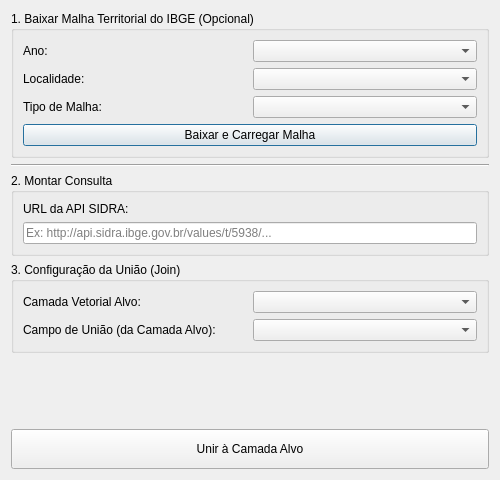
Before: the Qt Designer form ui/main_dialog_base.ui in ghangelo/sidra_connector, drawn with Qt 5.
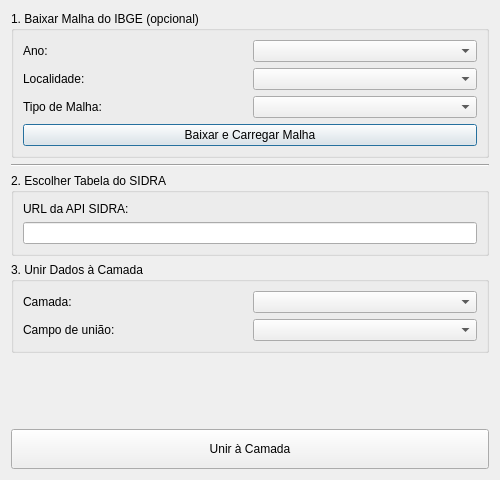
After: the same form once the commit is applied. Custom widgets are drawn as their Qt base class.

The edit to the form file:
```diff
--- a/ui/main_dialog_base.ui
+++ b/ui/main_dialog_base.ui
@@ -17,7 +17,7 @@
    <item>
     <widget class="QGroupBox" name="groupBox_3">
      <property name="title">
-      <string>1. Baixar Malha Territorial do IBGE (Opcional)</string>
+      <string>1. Baixar Malha do IBGE (opcional)</string>
      </property>
      <layout class="QGridLayout" name="gridLayout_3">
       <item row="0" column="0">
@@ -70,7 +70,7 @@
    <item>
     <widget class="QGroupBox" name="groupBox">
      <property name="title">
-      <string>2. Montar Consulta</string>
+      <string>2. Escolher Tabela do SIDRA</string>
      </property>
      <layout class="QVBoxLayout" name="verticalLayout_2">
       <!-- URL e campo ocultos — preenchidos programaticamente pelo QueryBuilder -->
@@ -89,12 +89,6 @@
       </item>
       <item>
        <widget class="QLineEdit" name="le_api_url">
-        <property name="toolTip">
-         <string>Cole aqui a URL completa da API, obtida no site do SIDRA</string>
-        </property>
-        <property name="placeholderText">
-         <string>Ex: http://api.sidra.ibge.gov.br/values/t/5938/...</string>
-        </property>
         <property name="visible">
          <bool>false</bool>
         </property>
@@ -106,13 +100,13 @@
    <item>
     <widget class="QGroupBox" name="groupBox_2">
      <property name="title">
-      <string>3. Configuração da União (Join)</string>
+      <string>3. Unir Dados à Camada</string>
      </property>
      <layout class="QGridLayout" name="gridLayout">
       <item row="0" column="0">
        <widget class="QLabel" name="label_5">
         <property name="text">
-         <string>Camada Vetorial Alvo:</string>
+         <string>Camada:</string>
         </property>
        </widget>
       </item>
@@ -122,7 +116,7 @@
       <item row="1" column="0">
        <widget class="QLabel" name="label_6">
         <property name="text">
-         <string>Campo de União (da Camada Alvo):</string>
+         <string>Campo de união:</string>
         </property>
        </widget>
       </item>
@@ -154,7 +148,7 @@
       </size>
      </property>
      <property name="text">
-      <string>Unir à Camada Alvo</string>
+      <string>Unir à Camada</string>
      </property>
     </widget>
    </item>
```
Left out of the diff: 1 changed line with no effect on the pictures.
